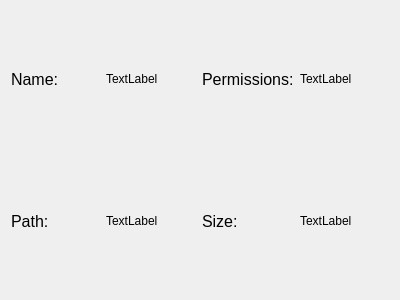
Above: src/diriteminfo.ui from kitswas/File-Manager before the change. Below: the same form after it.
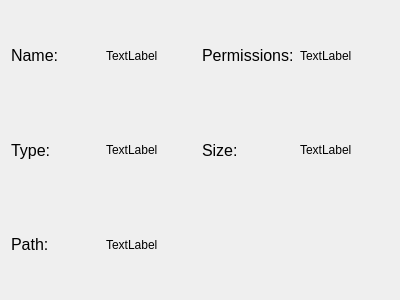
That is the form after the change.

Commit message: Show item type on UI

```diff
--- a/src/diriteminfo.ui
+++ b/src/diriteminfo.ui
@@ -13,29 +13,7 @@
   <property name="windowTitle">
    <string>DirItemInfo</string>
   </property>
-  <layout class="QGridLayout" name="gridLayout_4">
-   <item row="0" column="1">
-    <widget class="QLabel" name="name">
-     <property name="text">
-      <string>TextLabel</string>
-     </property>
-    </widget>
-   </item>
-   <item row="1" column="0">
-    <widget class="QLabel" name="label_path">
-     <property name="font">
-      <font>
-       <pointsize>12</pointsize>
-      </font>
-     </property>
-     <property name="text">
-      <string>Path:</string>
-     </property>
-     <property name="scaledContents">
-      <bool>true</bool>
-     </property>
-    </widget>
-   </item>
+  <layout class="QGridLayout" name="gridLayout">
    <item row="0" column="0">
     <widget class="QLabel" name="label_name">
      <property name="font">
@@ -51,6 +29,13 @@
      </property>
     </widget>
    </item>
+   <item row="0" column="1">
+    <widget class="QLabel" name="name">
+     <property name="text">
+      <string>TextLabel</string>
+     </property>
+    </widget>
+   </item>
    <item row="0" column="2">
     <widget class="QLabel" name="label_permissions">
      <property name="font">
@@ -66,13 +51,6 @@
      </property>
     </widget>
    </item>
-   <item row="1" column="1">
-    <widget class="QLabel" name="path">
-     <property name="text">
-      <string>TextLabel</string>
-     </property>
-    </widget>
-   </item>
    <item row="0" column="3">
     <widget class="QLabel" name="permissions">
      <property name="text">
@@ -80,6 +58,28 @@
      </property>
     </widget>
    </item>
+   <item row="1" column="0">
+    <widget class="QLabel" name="label_type">
+     <property name="font">
+      <font>
+       <pointsize>12</pointsize>
+      </font>
+     </property>
+     <property name="text">
+      <string>Type:</string>
+     </property>
+     <property name="scaledContents">
+      <bool>true</bool>
+     </property>
+    </widget>
+   </item>
+   <item row="1" column="1">
+    <widget class="QLabel" name="mimetype">
+     <property name="text">
+      <string>TextLabel</string>
+     </property>
+    </widget>
+   </item>
    <item row="1" column="2">
     <widget class="QLabel" name="label_size">
      <property name="font">
@@ -102,6 +102,28 @@
      </property>
     </widget>
    </item>
+   <item row="2" column="0">
+    <widget class="QLabel" name="label_path">
+     <property name="font">
+      <font>
+       <pointsize>12</pointsize>
+      </font>
+     </property>
+     <property name="text">
+      <string>Path:</string>
+     </property>
+     <property name="scaledContents">
+      <bool>true</bool>
+     </property>
+    </widget>
+   </item>
+   <item row="2" column="1" colspan="3">
+    <widget class="QLabel" name="path">
+     <property name="text">
+      <string>TextLabel</string>
+     </property>
+    </widget>
+   </item>
   </layout>
  </widget>
  <resources/>
```
The commit also changes 1 other file.
